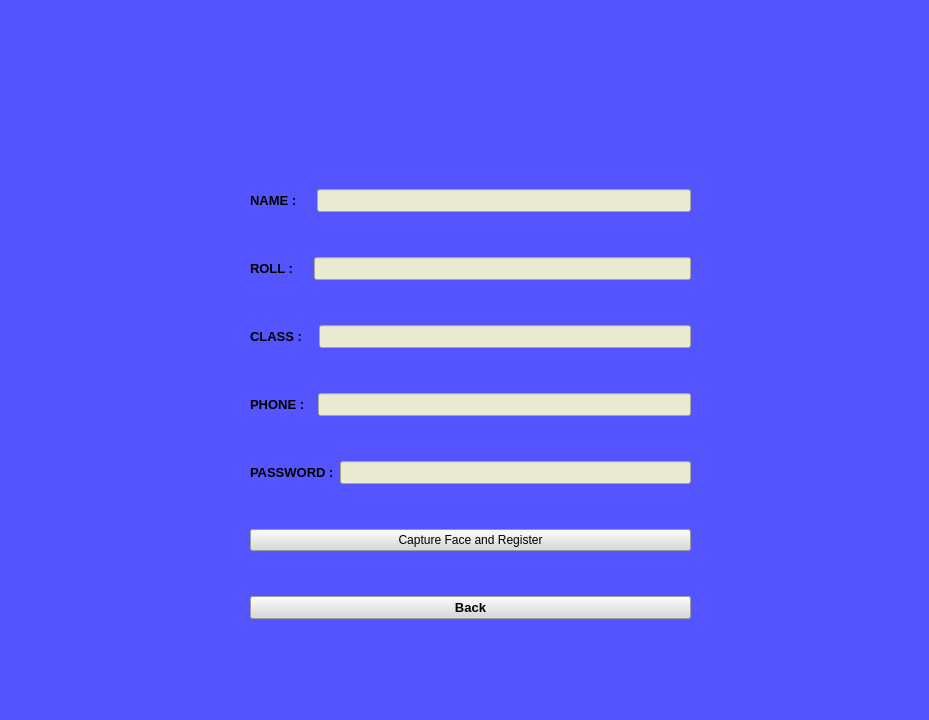
This is Uifiles/student_register.ui in shamaunalam/Face_attendence as Qt 5 draws it before an edit. The edited form follows.
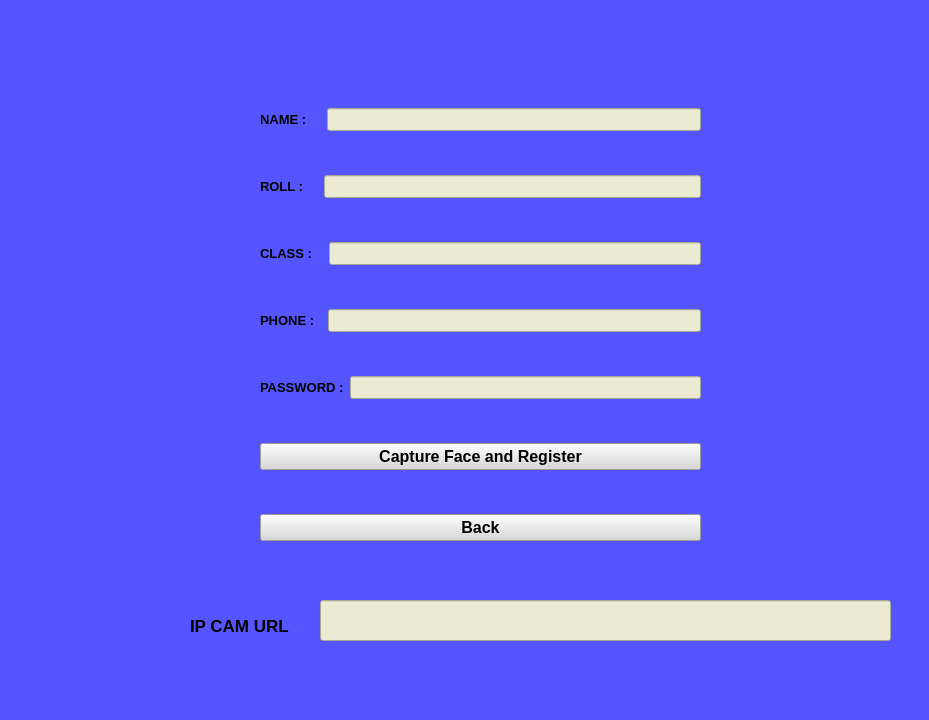
This is the edited form.

Patch:
```diff
--- a/Uifiles/student_register.ui
+++ b/Uifiles/student_register.ui
@@ -27,8 +27,8 @@
    <widget class="QWidget" name="verticalLayoutWidget">
     <property name="geometry">
      <rect>
-      <x>250</x>
-      <y>150</y>
+      <x>260</x>
+      <y>70</y>
       <width>441</width>
       <height>511</height>
      </rect>
@@ -189,6 +189,13 @@
      </item>
      <item>
       <widget class="QPushButton" name="captureBut">
+       <property name="font">
+        <font>
+         <pointsize>12</pointsize>
+         <weight>75</weight>
+         <bold>true</bold>
+        </font>
+       </property>
        <property name="styleSheet">
         <string notr="true">background-color:rgb(217, 217, 217)</string>
        </property>
@@ -201,7 +208,7 @@
       <widget class="QPushButton" name="backBut">
        <property name="font">
         <font>
-         <pointsize>10</pointsize>
+         <pointsize>12</pointsize>
          <weight>75</weight>
          <bold>true</bold>
         </font>
@@ -216,6 +223,39 @@
      </item>
     </layout>
    </widget>
+   <widget class="QLineEdit" name="urlEnter">
+    <property name="geometry">
+     <rect>
+      <x>320</x>
+      <y>600</y>
+      <width>571</width>
+      <height>41</height>
+     </rect>
+    </property>
+    <property name="styleSheet">
+     <string notr="true">background-color:rgb(235, 235, 211)</string>
+    </property>
+   </widget>
+   <widget class="QLabel" name="label_6">
+    <property name="geometry">
+     <rect>
+      <x>190</x>
+      <y>610</y>
+      <width>111</width>
+      <height>31</height>
+     </rect>
+    </property>
+    <property name="font">
+     <font>
+      <pointsize>13</pointsize>
+      <weight>75</weight>
+      <bold>true</bold>
+     </font>
+    </property>
+    <property name="text">
+     <string>IP CAM URL</string>
+    </property>
+   </widget>
   </widget>
  </widget>
  <resources/>
```
